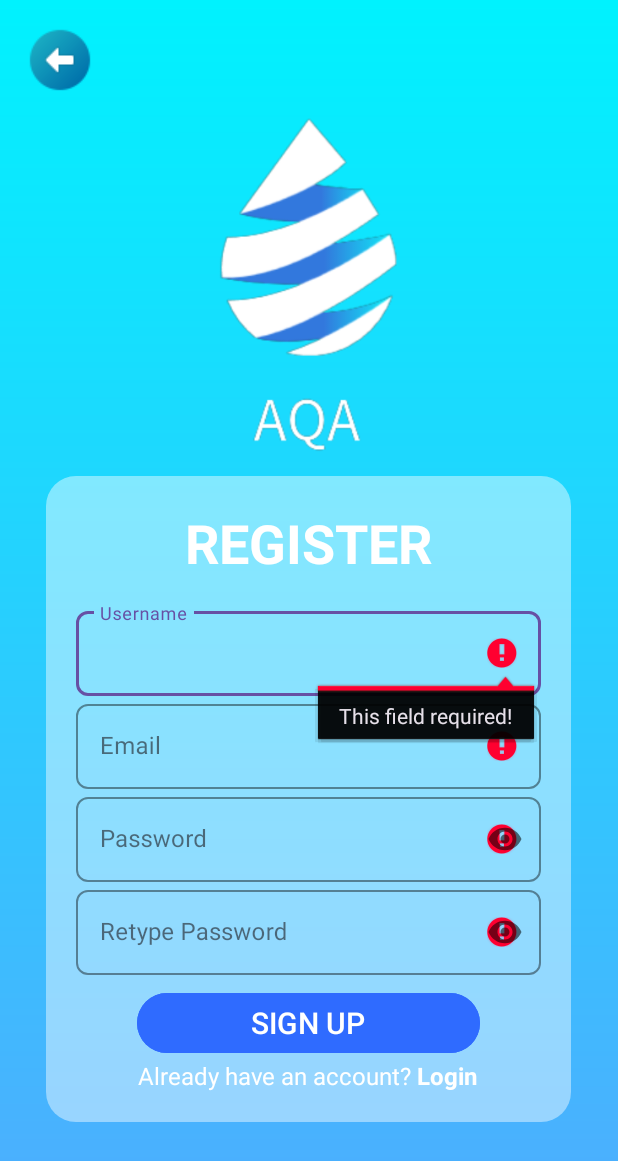
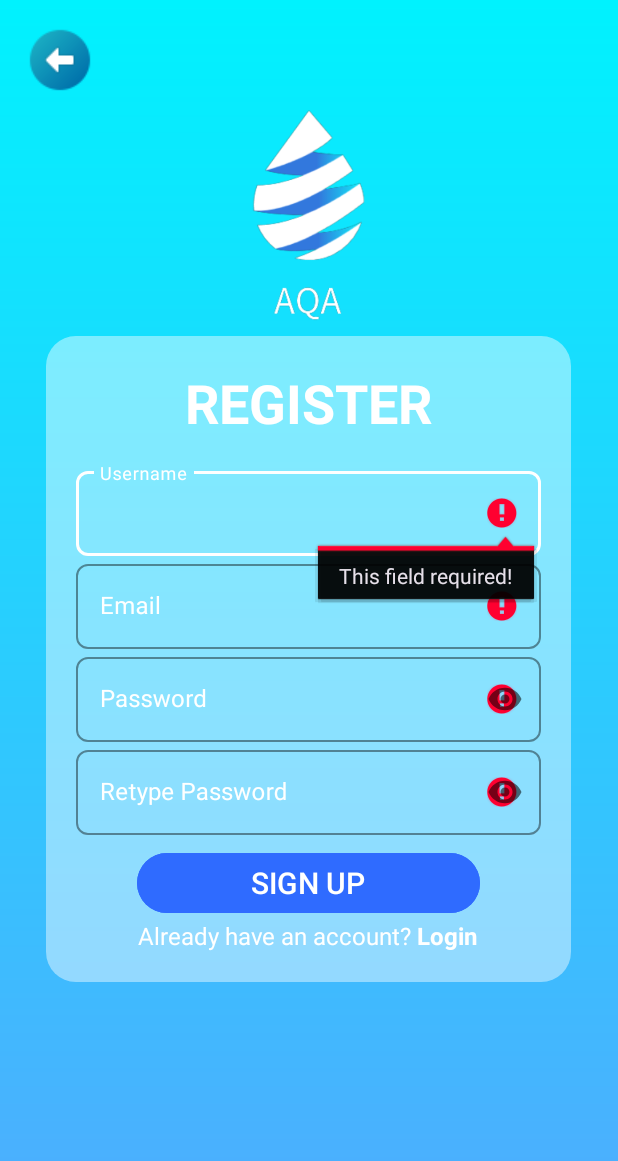
Before and after one commit to nhutlin/Mobile_App_Project, an Android app: the SignUp screen opened directly, with no data from a screen before it, after a tap on "SIGN UP", on a phone screen of 412 x 824 dp. Shown: the top 1161 px of the screen. Run offline under Robolectric (Android 15) with nearby library versions, the phone set to English and light mode, and no system bars.

Commit message:
Edit UI of login/signup text

```diff
--- a/app/src/main/java/com/example/uit_project/Login.java
+++ b/app/src/main/java/com/example/uit_project/Login.java
@@ -105,6 +105,7 @@ public class Login extends AppCompatActivity {
                             Intent goToDashboard = new Intent();
                             goToDashboard.setClass(Login.this, Dashboard.class);
 
+
                             startActivity(goToDashboard);
                         }
                     }
--- a/app/src/main/java/com/example/uit_project/SignUp.java
+++ b/app/src/main/java/com/example/uit_project/SignUp.java
@@ -22,6 +22,7 @@ import android.widget.Button;
 import android.widget.EditText;
 import android.widget.ImageButton;
 import android.widget.ProgressBar;
+import android.widget.RelativeLayout;
 import android.widget.TextView;
 import android.widget.Toast;
 import com.example.uit_project.LoadingAlert;
@@ -39,12 +40,14 @@ public class SignUp extends AppCompatActivity {
     private WebView webView;
     private LoadingAlert loadingAlert;
     private TextView login;
-    @SuppressLint("SourceLockedOrientationActivity")
+    private String passwordRegex = "^(?=.*[0-9])(?=.*[a-z])(?=.*[A-Z])(?=.*[@#$%^&+=!])(?=\\S+$).{8,32}$";
+    @SuppressLint({"SourceLockedOrientationActivity", "ClickableViewAccessibility"})
     @Override
     protected void onCreate(Bundle savedInstanceState) {
         super.onCreate(savedInstanceState);
         setContentView(R.layout.activity_sign_up);
         this.setRequestedOrientation(ActivityInfo.SCREEN_ORIENTATION_PORTRAIT); //Lock orientation
+        GlobalVar.view = (RelativeLayout) findViewById(R.id.signup_src);
         GlobalVar.view.setOnTouchListener(new View.OnTouchListener() {
             @Override
             public boolean onTouch(View v, MotionEvent event) {
@@ -52,6 +55,7 @@ public class SignUp extends AppCompatActivity {
                 return false;
             }
         });
+
         InitView();
         InitEvent();
     }
@@ -125,9 +129,9 @@ public class SignUp extends AppCompatActivity {
         }
 
         // Validate password
-        if (password.isEmpty()) {
+        if (password.isEmpty() || !(password.matches(passwordRegex))) {
             isValid = false;
-            et_password.setError(getString(R.string.form_warning));
+            et_password.setError(getString(R.string.invalidPass));
         } else {
             et_password.setError(null);
         }
@@ -141,7 +145,7 @@ public class SignUp extends AppCompatActivity {
         return isValid;
     }
 
-    @SuppressLint("SetJavaScriptEnabled")
+//    @SuppressLint("SetJavaScriptEnabled")
     private void getToken(String username, String email, String password, String rePassword) {
         // Get sign up token
         CookieManager.getInstance().removeAllCookies(null);
@@ -159,7 +163,7 @@ public class SignUp extends AppCompatActivity {
                     String redirect = "document.getElementsByTagName('a')[0].click();";
                     view.evaluateJavascript(redirect, null);
                 }
-                if (url.contains("login-actions")) { // Url is now in sign up page
+                if (url.contains("regi")) { // Url is now in sign up page
                     Log.d(GlobalVar.LOG_TAG, "Enter registration");
                     String dataError = "document.getElementsByClassName('helper-text')[0].getAttribute('data-error');"; // Appear when email is exist
 
@@ -186,7 +190,7 @@ public class SignUp extends AppCompatActivity {
                 if (url.contains("manager/#")) { // Sign up success, open log in
                     Log.d(GlobalVar.LOG_TAG, "Success!");
                     signUpLog(getString(R.string.signup_success));
-                    finish();
+                    openLogin();
                 }
 
                 String cookies = CookieManager.getInstance().getCookie(url);
@@ -201,6 +205,12 @@ public class SignUp extends AppCompatActivity {
         InputMethodManager inputMethodManager = (InputMethodManager) getSystemService(INPUT_METHOD_SERVICE);
         inputMethodManager.hideSoftInputFromWindow(view.getWindowToken(), 0);
     }
+
+    private void openLogin() {
+        Intent i = new Intent();
+        i.setClass(SignUp.this, Login.class);
+        startActivity(i);
+    }
     private void signUpLog(String msg) {
         Toast.makeText(SignUp.this, msg, Toast.LENGTH_SHORT).show();
     }
--- a/app/src/main/java/com/example/uit_project/api/ApiService.java
+++ b/app/src/main/java/com/example/uit_project/api/ApiService.java
@@ -22,4 +22,6 @@ public interface ApiService {
                               @Field("username") String username,
                               @Field("password") String password,
                               @Field("grant_type") String grant_type);
+
+
 }
--- a/app/src/main/res/layout/activity_main.xml
+++ b/app/src/main/res/layout/activity_main.xml
@@ -12,7 +12,7 @@
         />
     <LinearLayout
         android:layout_alignParentRight="true"
-        android:layout_margin="8dp"
+        android:layout_margin="16dp"
         android:layout_width="wrap_content"
         android:orientation="horizontal"
         android:background="@drawable/backform"
--- a/app/src/main/res/layout/activity_sign_up.xml
+++ b/app/src/main/res/layout/activity_sign_up.xml
@@ -2,6 +2,7 @@
 <RelativeLayout xmlns:android="http://schemas.android.com/apk/res/android"
     xmlns:app="http://schemas.android.com/apk/res-auto"
     xmlns:tools="http://schemas.android.com/tools"
+    android:id="@+id/signup_src"
     android:layout_width="match_parent"
     android:layout_height="match_parent"
     android:background="@drawable/background_home"
@@ -31,7 +32,7 @@
         <LinearLayout
             android:layout_width="match_parent"
             android:layout_height="0dp"
-            android:layout_weight="1.5"
+            android:layout_weight="0.8"
             android:orientation="vertical">
             <!-- Nội dung của phần 1 -->
             <ImageView
@@ -75,10 +76,12 @@
                     android:layout_width="match_parent"
                     android:layout_height="wrap_content"
                     android:hint="@string/username"
+                    app:hintTextColor="@color/white"
+                    android:textColorHint="@color/white"
                     android:layout_centerHorizontal="true"
                     android:layout_below="@+id/register_title"
                     style="@style/Widget.MaterialComponents.TextInputLayout.OutlinedBox"
-                    app:boxStrokeColor="#6750A4"
+                    app:boxStrokeColor="@color/white"
                     android:layout_marginTop="16dp"
                     app:boxCornerRadiusTopEnd="8dp"
                     app:boxCornerRadiusTopStart="8dp"
@@ -91,6 +94,8 @@
                         android:layout_height="wrap_content"
                         android:ems="16"
                         android:inputType="textAutoComplete|text"
+                        android:textColor="@color/white"
+                        android:textCursorDrawable="@null"
                         />
                 </com.google.android.material.textfield.TextInputLayout>
 
@@ -99,9 +104,11 @@
                     android:layout_width="match_parent"
                     android:layout_height="wrap_content"
                     android:hint="@string/email"
+                    android:textColorHint="@color/white"
+                    app:hintTextColor="@color/white"
                     android:layout_centerHorizontal="true"
                     style="@style/Widget.MaterialComponents.TextInputLayout.OutlinedBox"
-                    app:boxStrokeColor="#6750A4"
+                    app:boxStrokeColor="@color/white"
                     app:boxCornerRadiusTopEnd="8dp"
                     android:layout_below="@id/username_signup"
                     app:boxCornerRadiusTopStart="8dp"
@@ -113,6 +120,8 @@
                         android:layout_height="wrap_content"
                         android:ems="16"
                         android:inputType="textAutoComplete|text"
+                        android:textColor="@color/white"
+                        android:textCursorDrawable="@null"
                         />
                 </com.google.android.material.textfield.TextInputLayout>
                 <com.google.android.material.textfield.TextInputLayout
@@ -120,11 +129,13 @@
                     android:layout_width="match_parent"
                     android:layout_height="wrap_content"
                     android:hint="@string/password"
+                    android:textColorHint="@color/white"
+                    app:hintTextColor="@color/white"
                     android:layout_centerHorizontal="true"
                     app:passwordToggleEnabled="true"
                     android:layout_below="@+id/email_signup"
                     style="@style/Widget.MaterialComponents.TextInputLayout.OutlinedBox"
-                    app:boxStrokeColor="#6750A4"
+                    app:boxStrokeColor="@color/white"
                     app:boxCornerRadiusTopEnd="8dp"
                     app:boxCornerRadiusTopStart="8dp"
                     app:boxCornerRadiusBottomStart="8dp"
@@ -136,6 +147,8 @@
                         android:layout_height="wrap_content"
                         android:ems="16"
                         android:inputType="textPassword|textWebPassword"
+                        android:textColor="@color/white"
+                        android:textCursorDrawable="@null"
                         />
                 </com.google.android.material.textfield.TextInputLayout>
 
@@ -144,10 +157,12 @@
                     android:layout_width="match_parent"
                     android:layout_height="wrap_content"
                     android:hint="@string/re_pass"
+                    android:textColorHint="@color/white"
                     app:passwordToggleEnabled="true"
                     android:layout_centerHorizontal="true"
+                    app:hintTextColor="@color/white"
                     style="@style/Widget.MaterialComponents.TextInputLayout.OutlinedBox"
-                    app:boxStrokeColor="#6750A4"
+                    app:boxStrokeColor="@color/white"
                     android:layout_below="@id/pass_signup"
                     app:boxCornerRadiusTopEnd="8dp"
                     app:boxCornerRadiusTopStart="8dp"
@@ -159,6 +174,8 @@
                         android:layout_height="wrap_content"
                         android:ems="16"
                         android:inputType="textWebPassword|textPassword"
+                        android:textColor="@color/white"
+                        android:textCursorDrawable="@null"
                         />
                 </com.google.android.material.textfield.TextInputLayout>
                 <Button
@@ -167,6 +184,7 @@
                     android:id="@+id/btn_signup"
                     android:layout_below="@+id/pass_signup_retype"
                     android:text="@string/signup_caps"
+                    android:textColor="@color/white"
                     android:textSize="20sp"
                     android:paddingLeft="76dp"
                     android:paddingRight="76dp"
--- a/app/src/main/res/values/strings.xml
+++ b/app/src/main/res/values/strings.xml
@@ -29,5 +29,6 @@
     <string name="email_warning">Enter the valid email!</string>
     <string name="password_warning">Password don\'t match</string>
     <string name="signup_success">Sign up successful</string>
+    <string name="invalidPass">Invalid password</string>
 
 </resources>
```
Also changed, not shown: app/src/main/res/layout/activity_login.xml (+14 -6 lines), 1 other file.
